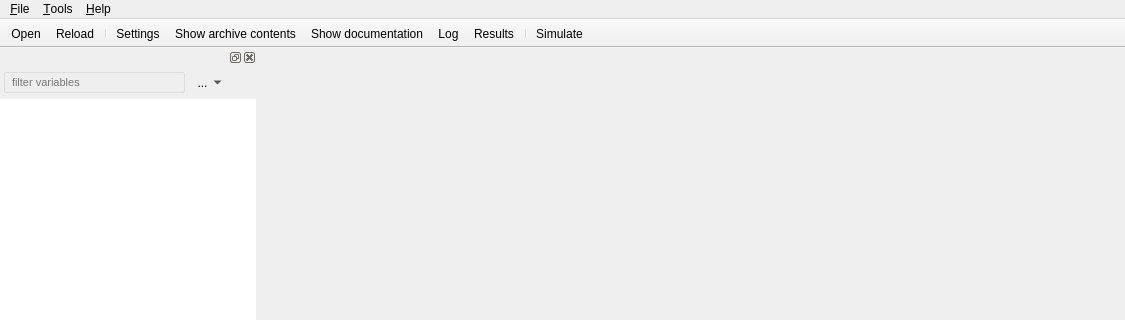
CATIA-Systems/FMPy, file fmpy/gui/forms/MainWindow.ui: the form before one commit; both pictures show x 0 to 1125 and y 0 to 320 of the 1125 by 836 pixel window.
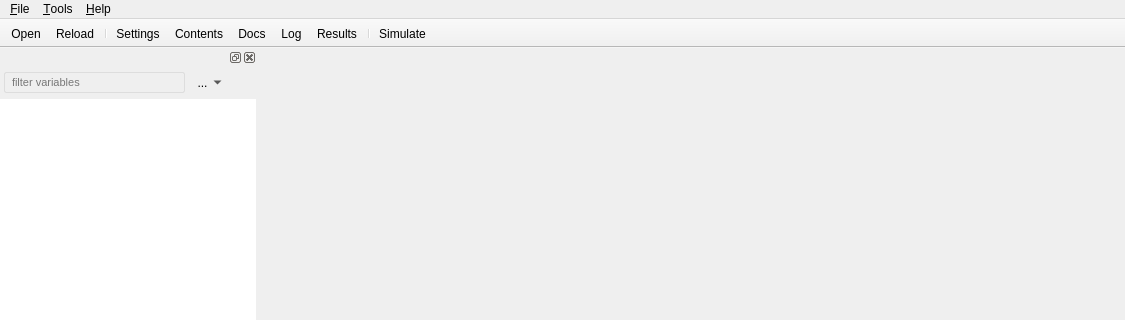
The form after the commit. Icons and pictures are not drawn. Custom widgets are drawn as their Qt base class.

Commit message:
Add SVG toolbar icons [skip ci]
# Conflicts:
#	fmpy/gui/forms/MainWindow.ui
#	fmpy/gui/icons/arrow-clockwise.svg
#	fmpy/gui/icons/folder-open.svg
#	fmpy/gui/icons/gear.svg
#	fmpy/gui/icons/icons.qrc

Patch:
```diff
--- a/fmpy/gui/forms/MainWindow.ui
+++ b/fmpy/gui/forms/MainWindow.ui
@@ -1591,6 +1591,12 @@
    <property name="movable">
     <bool>false</bool>
    </property>
+   <property name="iconSize">
+    <size>
+     <width>56</width>
+     <height>24</height>
+    </size>
+   </property>
    <property name="toolButtonStyle">
     <enum>Qt::ToolButtonTextUnderIcon</enum>
    </property>
@@ -1986,7 +1992,7 @@
      <normaloff>:/icons/documentation.png</normaloff>:/icons/documentation.png</iconset>
    </property>
    <property name="text">
-    <string>Show documentation</string>
+    <string>Docs</string>
    </property>
   </action>
   <action name="actionShowFiles">
@@ -1998,7 +2004,7 @@
      <normaloff>:/icons/files.png</normaloff>:/icons/files.png</iconset>
    </property>
    <property name="text">
-    <string>Show archive contents</string>
+    <string>Contents</string>
    </property>
   </action>
   <action name="actionOpenUnzipDirectory">
```
Left out of the diff: 10 changed lines with no effect on the pictures. The commit also changes 13 other files.
